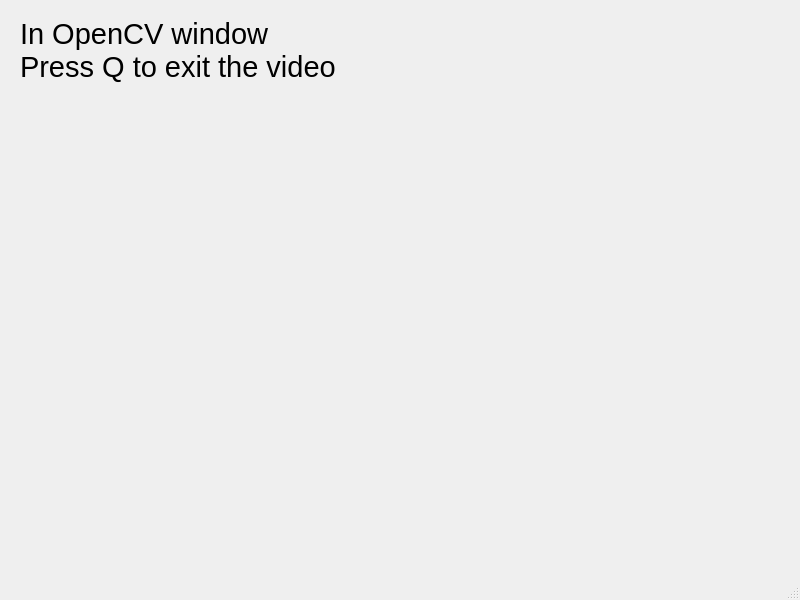
Above: Prj3/mainwindow.ui from ZHOUYI-UM/OpenCV4.5.1-step-by-step before the change. Below: the same form after it.
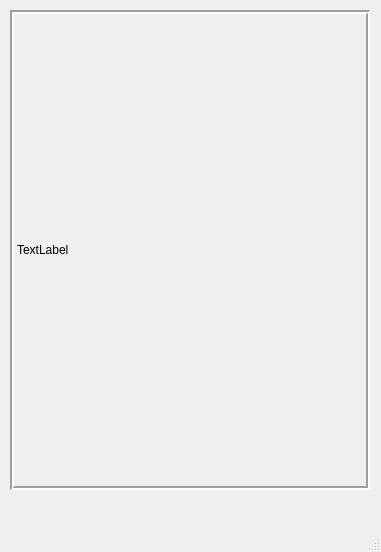
That is the form after the change.

Commit message: using QMainWindow to show the picture.

Diff of the .ui file:
```diff
--- a/Prj3/mainwindow.ui
+++ b/Prj3/mainwindow.ui
@@ -6,8 +6,8 @@
    <rect>
     <x>0</x>
     <y>0</y>
-    <width>800</width>
-    <height>600</height>
+    <width>381</width>
+    <height>552</height>
    </rect>
   </property>
   <property name="windowTitle">
@@ -17,20 +17,23 @@
    <widget class="QLabel" name="label">
     <property name="geometry">
      <rect>
-      <x>20</x>
+      <x>10</x>
       <y>10</y>
-      <width>401</width>
-      <height>81</height>
+      <width>360</width>
+      <height>480</height>
      </rect>
     </property>
-    <property name="font">
-     <font>
-      <pointsize>22</pointsize>
-     </font>
+    <property name="frameShape">
+     <enum>QFrame::Box</enum>
+    </property>
+    <property name="frameShadow">
+     <enum>QFrame::Sunken</enum>
+    </property>
+    <property name="lineWidth">
+     <number>2</number>
     </property>
     <property name="text">
-     <string>In OpenCV window
-Press Q to exit the video</string>
+     <string>TextLabel</string>
     </property>
    </widget>
   </widget>
```
Left out of the diff: 4 changed lines with no effect on the pictures. The commit also changes 5 other files.
